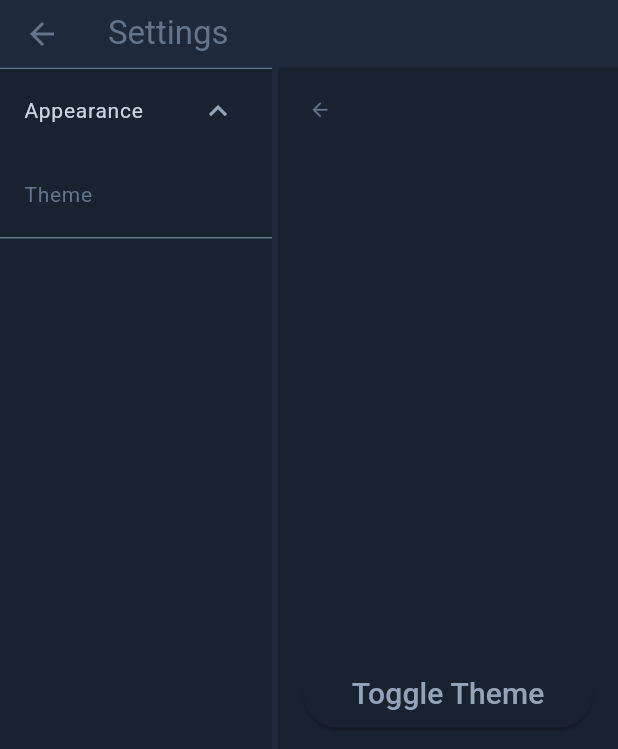
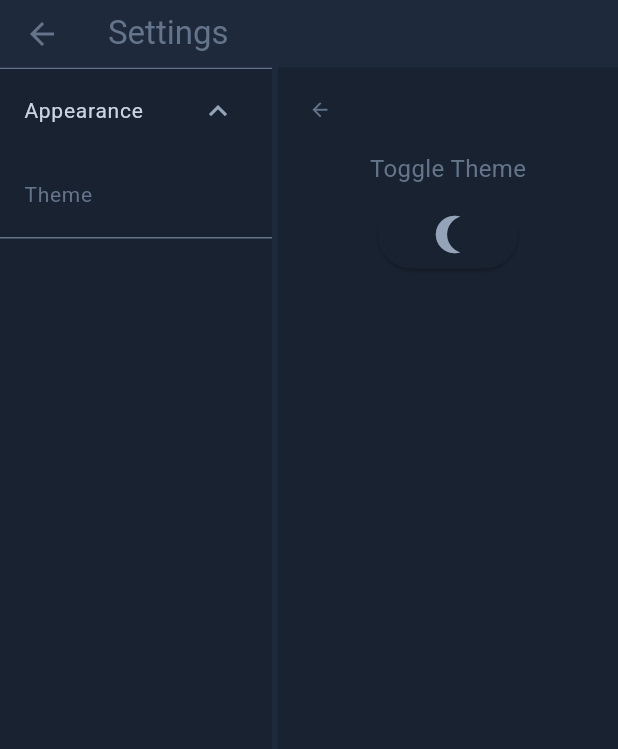
Before and after one commit to Ido-Badash/Flowscape, a Flutter app: the SettingsPage screen opened directly, after a tap on "Appearance", after a tap on "Theme", on a phone screen of 412 x 824 dp. Shown: the top 749 px of the screen. Run offline on Flutter 3.47's test engine with Material 3 defaults, Android fonts, the phone set to English and light mode, and no system bars; our stand-ins replace smooth_page_indicator.

Commit message:
✨ Implement ThemeProvider and ThemeSelectScreen for theme management; refactor settings to integrate new theme selection functionality.

```diff
--- /dev/null
+++ b/lib/features/settings/appearance/theme_select.dart
@@ -0,0 +1,48 @@
+import 'package:flowscape/features/settings/appearance/theme_provider.dart';
+import 'package:flutter/material.dart';
+import 'package:provider/provider.dart';
+
+class ThemeSelectScreen extends StatefulWidget {
+  const ThemeSelectScreen({super.key});
+
+  @override
+  State<ThemeSelectScreen> createState() => _ThemeSelectScreenState();
+}
+
+class _ThemeSelectScreenState extends State<ThemeSelectScreen> {
+  IconData currentIconTheme = Icons.nightlight_round_sharp;
+
+  @override
+  Widget build(BuildContext context) {
+    return Scaffold(
+      body: Row(
+        mainAxisAlignment: MainAxisAlignment.center,
+        children: [
+          Column(
+            spacing: 8.0,
+            children: [
+              const Text("Toggle Theme", style: TextStyle(fontSize: 16)),
+              ElevatedButton(
+                onPressed: () => toggleTheme(),
+                child: Padding(
+                  padding: const EdgeInsets.all(8.0),
+                  child: Icon(currentIconTheme, size: 30),
+                ),
+              ),
+            ],
+          ),
+        ],
+      ),
+    );
+  }
+
+  void toggleTheme() {
+    Provider.of<ThemeProvider>(context, listen: false).toggleTheme();
+    setState(() {
+      currentIconTheme =
+          currentIconTheme == Icons.nightlight_round_sharp
+              ? Icons.wb_sunny_rounded
+              : Icons.nightlight_round_sharp;
+    });
+  }
+}
--- a/lib/features/settings/appearance_tile/theme_select.dart
+++ /dev/null
@@ -1,26 +0,0 @@
-import 'package:flowscape/features/settings/appearance_tile/theme_provider.dart';
-import 'package:flutter/material.dart';
-import 'package:provider/provider.dart';
-
-class ThemeSelectScreen extends StatefulWidget {
-  const ThemeSelectScreen({super.key});
-
-  @override
-  State<ThemeSelectScreen> createState() => _ThemeSelectScreenState();
-}
-
-class _ThemeSelectScreenState extends State<ThemeSelectScreen> {
-  @override
-  Widget build(BuildContext context) {
-    return Scaffold(
-      body: Center(
-        child: ElevatedButton(
-          onPressed: () => Provider.of<ThemeProvider>(context, listen: false).toggleTheme(),
-          child: Padding(
-            padding: const EdgeInsets.all(8.0),
-            child: Text("Toggle Theme", style: TextStyle(fontSize: 20),),
-          )),
-        ),
-    );
-  }
-}
--- a/lib/features/settings/settings.dart
+++ b/lib/features/settings/settings.dart
@@ -1,7 +1,7 @@
 import 'package:flutter/material.dart';
 
 // ListTile bodys
-import 'appearance_tile/theme_select.dart';
+import 'appearance/theme_select.dart';
 
 class SettingsPage extends StatefulWidget {
   const SettingsPage({super.key});
@@ -11,7 +11,7 @@ class SettingsPage extends StatefulWidget {
 }
 
 class _SettingsPageState extends State<SettingsPage> {
-  Widget currentBody = SizedBox();
+  Widget? currentBody;
   bool settingsCollapsed = false;
   IconData currentCollapseIconData = Icons.arrow_back;
   final IconData leftCollapseIconData = Icons.arrow_back;
@@ -34,7 +34,6 @@ class _SettingsPageState extends State<SettingsPage> {
       body: Row(
         children: [
           if (!settingsCollapsed) settingsCards(),
-
           if (!settingsCollapsed)
             VerticalDivider(
               color: Theme.of(context).bottomNavigationBarTheme.backgroundColor,
@@ -45,7 +44,7 @@ class _SettingsPageState extends State<SettingsPage> {
             flex: 5, // Scale double to int for finer control
             child: Scaffold(
               appBar: AppBar(leading: buildCollapseIconButton()),
-              body: currentBody,
+              body: currentBody ?? buildNullCaseCurrentBody(),
             ),
           ),
         ],
@@ -64,7 +63,23 @@ class _SettingsPageState extends State<SettingsPage> {
                 leftCollapseIconData; // otherwise make it open
   }
 
-  IconButton buildCollapseIconButton() {
+  Widget buildNullCaseCurrentBody() {
+    return const Align(
+      alignment: Alignment.bottomCenter,
+      child: Padding(
+        padding: EdgeInsets.only(bottom: 32.0),
+        child: Column(
+          mainAxisAlignment: MainAxisAlignment.end,
+          children: [
+            Text(":)", style: TextStyle(fontSize: 30)),
+            Text("have a blessed day", style: TextStyle(fontSize: 12)),
+          ],
+        ),
+      ),
+    );
+  }
+
+  Widget buildCollapseIconButton() {
     return IconButton(
       onPressed: () {
         setState(() {
@@ -78,16 +93,14 @@ class _SettingsPageState extends State<SettingsPage> {
     );
   }
 
-  Flexible settingsCards() {
+  Widget settingsCards() {
     return Flexible(
       flex: 4, // Scale double to int for finer control
-      child: ListView(
-        children: [buildAppearanceExpansionTile()],
-      ),
+      child: ListView(children: [buildAppearanceExpansionTile()]),
     );
   }
 
-  ExpansionTile buildAppearanceExpansionTile() {
+  Widget buildAppearanceExpansionTile() {
     return ExpansionTile(
       title: Text('Appearance', softWrap: false),
       children: [
--- a/lib/main.dart
+++ b/lib/main.dart
@@ -4,7 +4,7 @@ import 'package:provider/provider.dart';
 
 import 'features/app/app.dart';
 import 'core/styles/themes.dart';
-import 'package:flowscape/features/settings/appearance_tile/theme_provider.dart';
+import 'package:flowscape/features/settings/appearance/theme_provider.dart';
 
 void main() {
   runApp(ChangeNotifierProvider(create: (context) => ThemeProvider(), child: const MyApp(),));
```
Also changed, not shown: lib/features/settings/appearance/theme_provider.dart (renamed from lib/features/settings/appearance_tile/theme_provider.dart).
